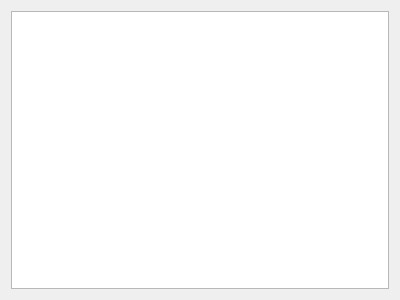
The window that Course/Course/PageViewModels/statisticspage.ui (albert22o/VisualProgramming2) describes before a commit, drawn with Qt 5.
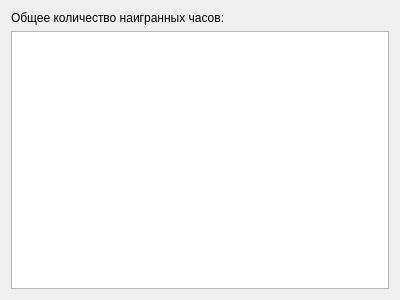
The same window after the commit.

What changed in the file:
```diff
--- a/Course/Course/PageViewModels/statisticspage.ui
+++ b/Course/Course/PageViewModels/statisticspage.ui
@@ -15,7 +15,22 @@
   </property>
   <layout class="QGridLayout" name="gridLayout">
    <item row="0" column="0">
-    <widget class="QGraphicsView" name="graphicsView"/>
+    <layout class="QVBoxLayout" name="verticalLayout_3">
+     <item>
+      <layout class="QHBoxLayout" name="horizontalLayout_2">
+       <item>
+        <widget class="QLabel" name="label">
+         <property name="text">
+          <string>Общее количество наигранных часов:</string>
+         </property>
+        </widget>
+       </item>
+      </layout>
+     </item>
+     <item>
+      <widget class="QGraphicsView" name="graphicsView"/>
+     </item>
+    </layout>
    </item>
   </layout>
  </widget>
```
